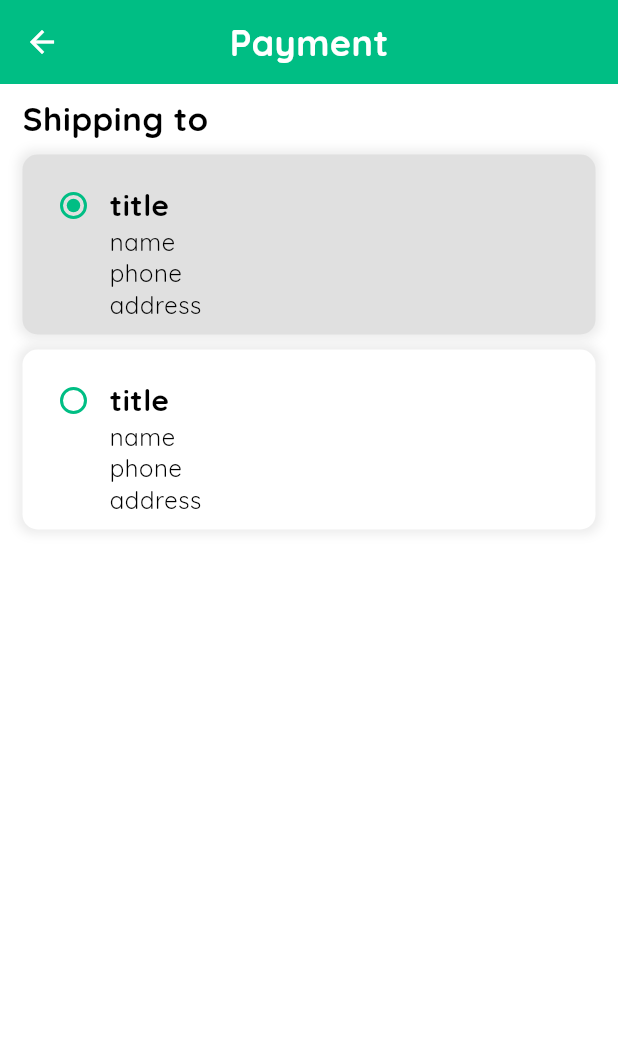
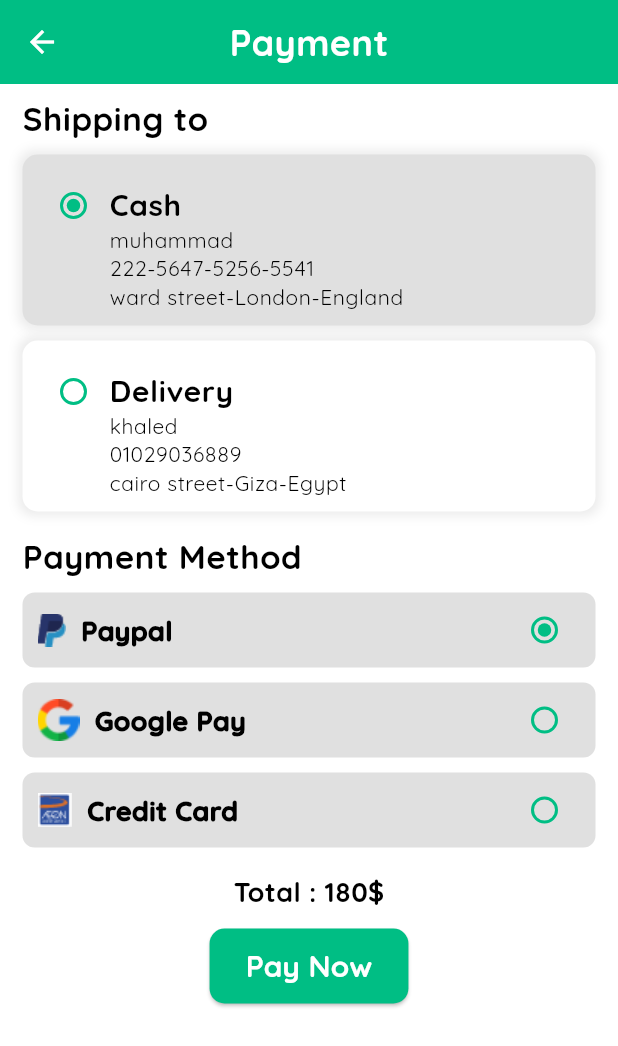
Before and after one commit to MuhammadDev01/E-commerce-App-with-Getx, a Flutter app: the PaymentPage screen opened directly, on a phone screen of 412 x 824 dp. Shown: the top 1046 px of the screen. Run offline on Flutter 3.47's test engine with Material 3 defaults, Android fonts, the phone set to English and light mode, and no system bars; our stand-ins replace badges, carousel_slider, firebase_auth, firebase_core, flutter_rating_bar, get and 5 more; accounts and stored records are empty.

Commit message:
complete payment page ui

```diff
--- a/lib/views/pages/payments/payment_page.dart
+++ b/lib/views/pages/payments/payment_page.dart
@@ -1,5 +1,7 @@
 import 'package:ecommerce_with_mvc/utils/theme.dart';
 import 'package:ecommerce_with_mvc/views/widgets/payment/delivery_container_widget.dart';
+import 'package:ecommerce_with_mvc/views/widgets/payment/payment_method_widget.dart';
+import 'package:ecommerce_with_mvc/views/widgets/text_utils.dart';
 import 'package:flutter/material.dart';
 import 'package:get/get.dart';
 
@@ -10,7 +12,7 @@ class PaymentPage extends StatelessWidget {
   Widget build(BuildContext context) {
     return Scaffold(
       appBar: AppBar(
-        backgroundColor: Get.isDarkMode ? pinkClr : mainColor,
+        backgroundColor: Get.isDarkMode ? pinkClr.withOpacity(0.7) : mainColor,
         automaticallyImplyLeading: false,
         leading: const BackButton(
           color: Colors.white,
@@ -25,8 +27,7 @@ class PaymentPage extends StatelessWidget {
       ),
       body: Padding(
         padding: const EdgeInsets.symmetric(horizontal: 15, vertical: 8),
-        child: Column(
-          crossAxisAlignment: CrossAxisAlignment.start,
+        child: ListView(
           children: [
             Text(
               'Shipping to',
@@ -38,9 +39,67 @@ class PaymentPage extends StatelessWidget {
               height: 10,
             ),
             const DeliveryContainerWidget(),
+            const SizedBox(
+              height: 15,
+            ),
+            Text(
+              'Payment Method',
+              style: Theme.of(context).textTheme.bodySmall!.copyWith(
+                    fontSize: 22,
+                  ),
+            ),
+            const SizedBox(
+              height: 10,
+            ),
+            const PaymentMethodWidget(),
+            const SizedBox(
+              height: 10,
+            ),
+            const PayNowButton(),
           ],
         ),
       ),
     );
   }
 }
+
+class PayNowButton extends StatelessWidget {
+  const PayNowButton({super.key});
+
+  @override
+  Widget build(BuildContext context) {
+    return Container(
+      height: 100,
+      color: Get.isDarkMode ? darkGreyClr : Colors.white,
+      child: Column(
+        mainAxisAlignment: MainAxisAlignment.center,
+        children: [
+          TextUtils(
+            text: 'Total : 180\$',
+            fontSize: 18,
+            color: Get.isDarkMode ? Colors.white : Colors.black,
+          ),
+          const SizedBox(
+            height: 12,
+          ),
+          SizedBox(
+            height: 50,
+            child: ElevatedButton(
+              onPressed: () {},
+              style: ElevatedButton.styleFrom(
+                shape: RoundedRectangleBorder(
+                    borderRadius: BorderRadius.circular(10)),
+                backgroundColor:
+                    Get.isDarkMode ? pinkClr.withOpacity(0.7) : mainColor,
+              ),
+              child: const TextUtils(
+                text: 'Pay Now',
+                fontSize: 20,
+              ),
+            ),
+          ),
+        ],
+      ),
+    );
+  }
+}
--- a/lib/views/widgets/payment/delivery_container_widget.dart
+++ b/lib/views/widgets/payment/delivery_container_widget.dart
@@ -22,10 +22,10 @@ class _DeliveryContainerWidgetState extends State<DeliveryContainerWidget> {
       children: [
         DeliveryContainerBuilder(
           color: changeColor ? Colors.grey[300] : Colors.white,
-          address: 'address',
-          name: 'name',
-          phone: 'phone',
-          title: 'title',
+          address: 'ward street-London-England',
+          name: 'muhammad',
+          phone: '222-5647-5256-5541',
+          title: 'Cash',
           value: 0,
           groupValue: groupValue,
           onChanged: (value) {
@@ -38,10 +38,10 @@ class _DeliveryContainerWidgetState extends State<DeliveryContainerWidget> {
         const SizedBox(height: 10),
         DeliveryContainerBuilder(
           color: changeColor ? Colors.white : Colors.grey[300],
-          address: 'address',
-          name: 'name',
-          phone: 'phone',
-          title: 'title',
+         address: 'cairo street-Giza-Egypt',
+          name: 'khaled',
+          phone: '01029036889',
+          title: 'Delivery',
           value: 1,
           groupValue: groupValue,
           onChanged: (value) {
@@ -113,27 +113,31 @@ class DeliveryContainerBuilder extends StatelessWidget {
                     title,
                     style: Theme.of(context).textTheme.bodySmall!.copyWith(
                           fontSize: 20,
+                          color: Colors.black,
                         ),
                   ),
                   Text(
                     name,
                     style: Theme.of(context).textTheme.bodySmall!.copyWith(
-                          fontSize: 16,
+                          fontSize: 14,
                           fontWeight: FontWeight.normal,
+                          color: Colors.black,
                         ),
                   ),
                   Text(
                     phone,
                     style: Theme.of(context).textTheme.bodySmall!.copyWith(
-                          fontSize: 16,
+                          fontSize: 14,
                           fontWeight: FontWeight.normal,
+                          color: Colors.black,
                         ),
                   ),
                   Text(
                     address,
                     style: Theme.of(context).textTheme.bodySmall!.copyWith(
-                          fontSize: 16,
+                          fontSize: 14,
                           fontWeight: FontWeight.normal,
+                          color: Colors.black,
                         ),
                   ),
                 ],
--- /dev/null
+++ b/lib/views/widgets/payment/payment_method_widget.dart
@@ -0,0 +1,110 @@
+import 'package:ecommerce_with_mvc/utils/theme.dart';
+import 'package:ecommerce_with_mvc/views/widgets/text_utils.dart';
+import 'package:flutter/material.dart';
+import 'package:get/get.dart';
+
+class PaymentMethodWidget extends StatefulWidget {
+  const PaymentMethodWidget({super.key});
+
+  @override
+  State<PaymentMethodWidget> createState() => _PaymentMethodWidgetState();
+}
+
+class _PaymentMethodWidgetState extends State<PaymentMethodWidget> {
+  int groupValue = 0;
+  @override
+  Widget build(BuildContext context) {
+    return Column(
+      children: [
+        PaymentMethodBuilder(
+          groupValue: groupValue,
+          image: 'assets/images/paypal.png',
+          title: 'Paypal',
+          value: 0,
+          onChanged: (value) {
+            setState(() {
+              groupValue = value!;
+            });
+          },
+        ),
+        const SizedBox(
+          height: 10,
+        ),
+        PaymentMethodBuilder(
+          groupValue: groupValue,
+          image: 'assets/images/google.png',
+          title: 'Google Pay',
+          value: 1,
+          onChanged: (value) {
+            setState(() {
+              groupValue = value!;
+            });
+          },
+        ),
+        const SizedBox(
+          height: 10,
+        ),
+        PaymentMethodBuilder(
+          groupValue: groupValue,
+          image: 'assets/images/credit.png',
+          title: 'Credit Card',
+          value: 2,
+          onChanged: (value) {
+            setState(() {
+              groupValue = value!;
+            });
+          },
+        ),
+      ],
+    );
+  }
+}
+
+class PaymentMethodBuilder extends StatelessWidget {
+  const PaymentMethodBuilder(
+      {super.key,
+      this.onChanged,
+      required this.value,
+      required this.groupValue,
+      required this.image,
+      required this.title});
+
+  final void Function(int?)? onChanged;
+  final int value;
+  final int groupValue;
+  final String image;
+  final String title;
+  @override
+  Widget build(BuildContext context) {
+    return Container(
+      padding: const EdgeInsets.symmetric(horizontal: 10),
+      height: 50,
+      decoration: BoxDecoration(
+        color: Colors.grey[300],
+        borderRadius: BorderRadius.circular(8),
+      ),
+      child: Row(
+        children: [
+          Image.asset(image),
+          const SizedBox(
+            width: 10,
+          ),
+          TextUtils(
+            text: title,
+            fontSize: 18,
+            color: Colors.black,
+            fontWeight: FontWeight.w900,
+          ),
+          const Spacer(),
+          Radio(
+            value: value,
+            groupValue: groupValue,
+            onChanged: onChanged,
+            fillColor:
+                WidgetStatePropertyAll(Get.isDarkMode ? pinkClr : mainColor),
+          ),
+        ],
+      ),
+    );
+  }
+}
```
